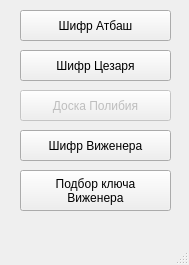
This is uis/main_window.ui in decertos/CipherProgram as Qt 5 draws it before an edit. The edited form follows.
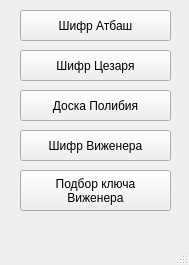
This is the edited form.

Commit message: Added the Polibium Board

Diff of the .ui file:
```diff
--- a/uis/main_window.ui
+++ b/uis/main_window.ui
@@ -42,7 +42,7 @@
    </widget>
    <widget class="QPushButton" name="polibium">
     <property name="enabled">
-     <bool>false</bool>
+     <bool>true</bool>
     </property>
     <property name="geometry">
      <rect>
```
The commit also changes 1 other file.
